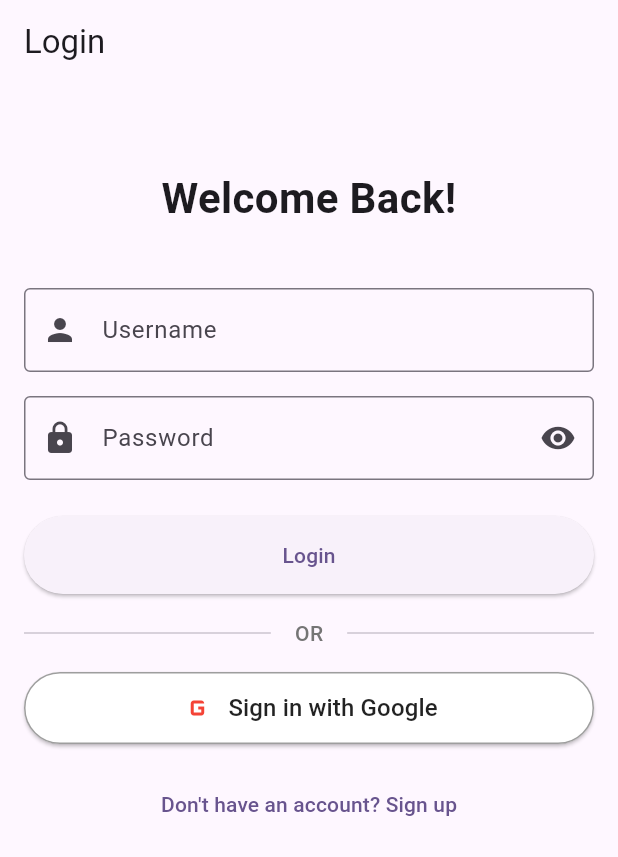
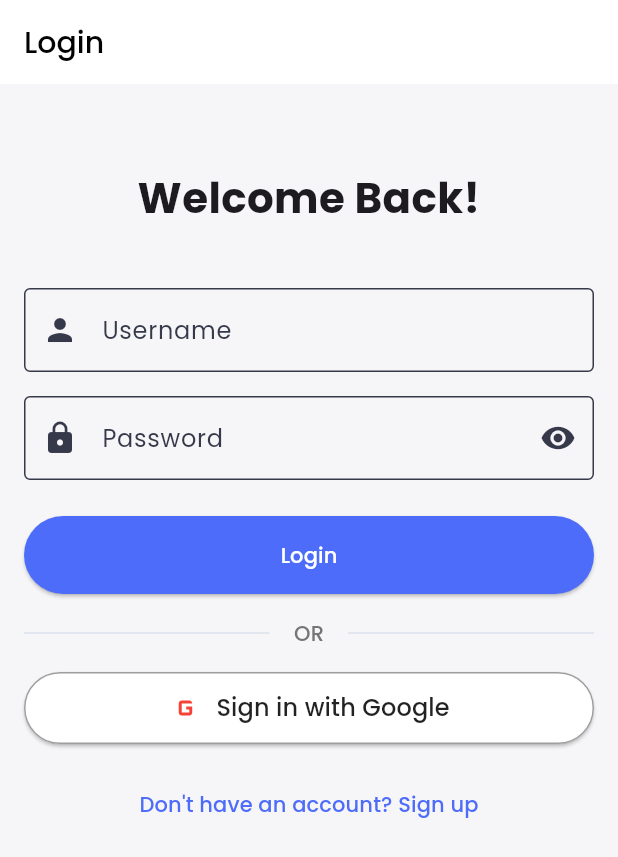
Before and after one commit to Kr0wd/virtuaid-app, a Flutter app: the screen it shows after launch, on a phone screen of 412 x 824 dp. Shown: the top 857 px of the screen. Run offline on Flutter 3.47's test engine with Material 3 defaults, Android fonts, the phone set to English and light mode, and no system bars; our stand-ins replace dio, flutter_bloc, flutter_secure_storage, freezed_annotation, go_router, google_fonts and 2 more.

Commit message:
rebranding phase 1

```diff
--- /dev/null
+++ b/devtools_options.yaml
@@ -0,0 +1,3 @@
+description: This file stores settings for Dart & Flutter DevTools.
+documentation: https://docs.flutter.dev/tools/devtools/extensions#configure-extension-enablement-states
+extensions:
--- a/flutter_launcher_icons.yaml
+++ b/flutter_launcher_icons.yaml
@@ -3,11 +3,11 @@ flutter_launcher_icons:
   image_path: "assets/icons/android/play_store_512.png"
 
   android: "launcher_icon"
-  image_path_android: "assets/icons/android/res/mipmap-xxxhdpi/ic_launcher.png"
+  image_path_android: "assets/icons/android/res/mipmap-xxxhdpi/virtuaid-logo.png"
   min_sdk_android: 21 # android min sdk min:16, default 21
-  adaptive_icon_background: "assets/icons/android/res/mipmap-xxxhdpi/ic_launcher_background.png"
-  adaptive_icon_foreground: "assets/icons/android/res/mipmap-xxxhdpi/ic_launcher_foreground.png"
-  adaptive_icon_monochrome: "assets/icons/android/res/mipmap-xxxhdpi/ic_launcher_monochrome.png"
+  adaptive_icon_background: "assets/icons/android/res/mipmap-xxxhdpi/virtuaid-logo_background.png"
+  adaptive_icon_foreground: "assets/icons/android/res/mipmap-xxxhdpi/virtuaid-logo_foreground.png"
+  adaptive_icon_monochrome: "assets/icons/android/res/mipmap-xxxhdpi/virtuaid-logo_monochrome.png"
 
   ios: true
   # image_path_ios: "assets/icon/icon.png"
--- /dev/null
+++ b/lib/core/theme/app_colors.dart
@@ -0,0 +1,18 @@
+import 'package:flutter/material.dart';
+
+class AppColors {
+  // Main colors
+  static const Color baseBlue = Color(0xFF4D6CFA);
+  static const Color baseRed = Color(0xFFA60067);
+  static const Color baseYellow = Color(0xFFF0C808);
+  static const Color white = Color(0xFFFFFFFF);
+  static const Color bg = Color(0xFFF6F6F9);
+  static const Color transLight = Color(
+    0x2E848BC8,
+  ); // rgba(132, 139, 200, 0.18)
+  static const Color blackPrimary = Color(0xFF020202);
+  static const Color colorDark = Color(0xFF363949);
+  static const Color colorDarkVariant = Color(0xFF677483);
+  static const Color infoDark = Color(0xFF7D8DA1);
+  static const Color infoLight = Color(0xFFDCE1EB);
+}
--- /dev/null
+++ b/lib/core/theme/app_theme.dart
@@ -0,0 +1,61 @@
+import 'package:flutter/material.dart';
+import 'package:google_fonts/google_fonts.dart';
+import 'app_colors.dart';
+
+class AppTheme {
+  static ThemeData get lightTheme {
+    return ThemeData(
+      useMaterial3: true,
+      colorScheme: ColorScheme(
+        primary: AppColors.baseBlue,
+        secondary: AppColors.baseRed,
+        surface: AppColors.bg,
+        error: Colors.redAccent,
+        onPrimary: AppColors.white,
+        onSecondary: AppColors.white,
+        onSurface: AppColors.colorDark,
+        onError: AppColors.white,
+        brightness: Brightness.light,
+      ),
+      scaffoldBackgroundColor: AppColors.bg,
+      cardColor: AppColors.white,
+      textTheme: GoogleFonts.poppinsTextTheme(),
+      appBarTheme: AppBarTheme(
+        backgroundColor: AppColors.white,
+        titleTextStyle: GoogleFonts.poppins(
+          fontSize: 20,
+          fontWeight: FontWeight.w500,
+          color: AppColors.blackPrimary,
+        ),
+        iconTheme: IconThemeData(color: AppColors.colorDark),
+        elevation: 0,
+      ),
+      buttonTheme: ButtonThemeData(
+        buttonColor: AppColors.baseBlue,
+        textTheme: ButtonTextTheme.primary,
+      ),
+      elevatedButtonTheme: ElevatedButtonThemeData(
+        style: ElevatedButton.styleFrom(
+          foregroundColor: AppColors.white,
+          backgroundColor: AppColors.baseBlue,
+        ),
+      ),
+      outlinedButtonTheme: OutlinedButtonThemeData(
+        style: OutlinedButton.styleFrom(
+          foregroundColor: AppColors.baseBlue,
+          side: BorderSide(color: AppColors.baseBlue),
+        ),
+      ),
+      textButtonTheme: TextButtonThemeData(
+        style: TextButton.styleFrom(foregroundColor: AppColors.baseBlue),
+      ),
+      iconTheme: IconThemeData(color: AppColors.infoDark),
+      dividerTheme: DividerThemeData(color: AppColors.infoLight),
+      cardTheme: CardTheme(
+        color: AppColors.white,
+        elevation: 2,
+        shape: RoundedRectangleBorder(borderRadius: BorderRadius.circular(12)),
+      ),
+    );
+  }
+}
--- a/lib/main.dart
+++ b/lib/main.dart
@@ -18,6 +18,7 @@ import 'package:flutter_starter/appointments/presentation/pages/appointments_pag
 import 'package:flutter_starter/sessions/presentation/pages/sessions_page.dart';
 import 'package:flutter_starter/feedbacks/presentation/pages/feedbacks_page.dart';
 import 'package:flutter_starter/feedbacks/presentation/pages/new_feedback_page.dart';
+import 'package:flutter_starter/core/theme/app_theme.dart';
 
 void main() {
   final dioService = DioService();
@@ -124,10 +125,7 @@ class MyApp extends StatelessWidget {
     return MaterialApp.router(
       title: 'GoRouter and Bloc Authentication Example',
       debugShowCheckedModeBanner: false,
-      theme: ThemeData(
-        colorScheme: ColorScheme.fromSeed(seedColor: Colors.deepPurple),
-        useMaterial3: true,
-      ),
+      theme: AppTheme.lightTheme,
       routerDelegate: router.routerDelegate,
       routeInformationParser: router.routeInformationParser,
       routeInformationProvider: router.routeInformationProvider,
```
Also changed, not shown: 125 other files.
